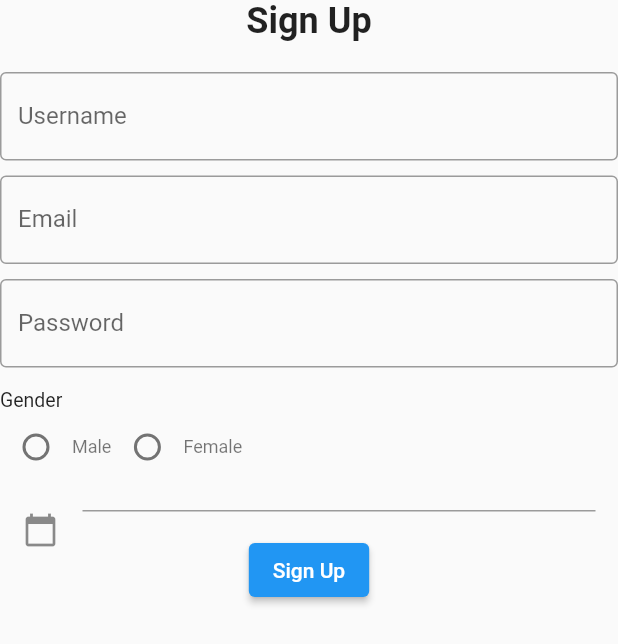
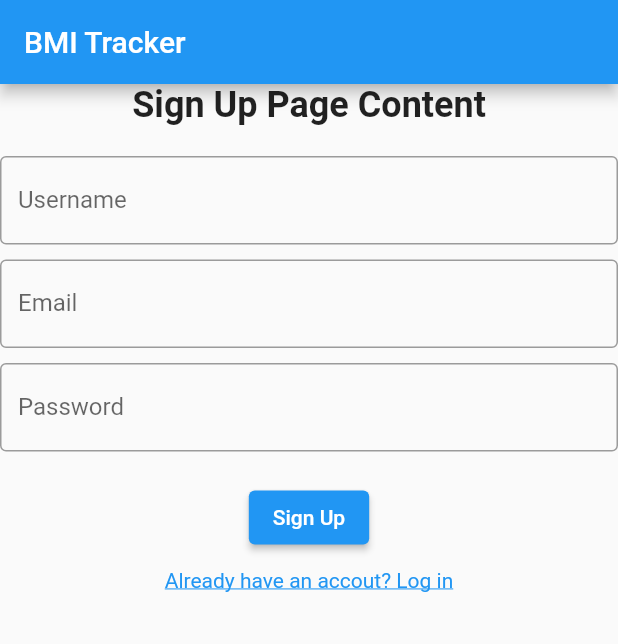
Before and after one commit to SarahCalinagan/cc206-bmi_tracker, a Flutter app: the SignUpPage screen opened directly, on a phone screen of 412 x 824 dp. Shown: the top 644 px of the screen. Run offline on Flutter 3.47's test engine with Material 2 defaults, Android fonts, the phone set to English and light mode, and no system bars.

Commit message:
update codes

```diff
--- a/lib/features/sign_up.dart
+++ b/lib/features/sign_up.dart
@@ -3,22 +3,26 @@ import 'dart:async';
 import 'package:intl/intl.dart';
 
 class SignUpPage extends StatelessWidget {
-  SignUpPage({Key? key}) : super(key: key);
+  const SignUpPage({Key? key}) : super(key: key);
 
-  final TextEditingController usernameController = TextEditingController();
-  final TextEditingController emailController = TextEditingController();
-  final TextEditingController passwordController = TextEditingController();
-  final TextEditingController dateinput = TextEditingController();
-  String? selectedGender; // To store the selected gender
+  // Defining the method to navigate to the login page
+  void _navigateToLoginPage(BuildContext context) {
+    Navigator.push(
+      context,
+      MaterialPageRoute(builder: (context) => LoginPage()),
+    );
+  }
 
   @override
   Widget build(BuildContext context) {
     return Scaffold(
-      body: SingleChildScrollView(
-        child: Column(
+      appBar: AppBar(
+        title: Text('BMI Tracker'),
+      ),
+      body: Column(
         children: [
           Text(
-              'Sign Up',
+            'Sign Up Page Content',
             style: TextStyle(
               fontSize: 24.0,
               fontWeight: FontWeight.bold,
@@ -26,7 +30,6 @@ class SignUpPage extends StatelessWidget {
           ),
           SizedBox(height: 20.0),
           TextFormField(
-              controller: usernameController, // Add the controller
             decoration: InputDecoration(
               labelText: 'Username',
               border: OutlineInputBorder(),
@@ -34,7 +37,6 @@ class SignUpPage extends StatelessWidget {
           ),
           SizedBox(height: 10.0),
           TextFormField(
-              controller: emailController, // Add the controller
             decoration: InputDecoration(
               labelText: 'Email',
               border: OutlineInputBorder(),
@@ -42,75 +44,29 @@ class SignUpPage extends StatelessWidget {
           ),
           SizedBox(height: 10.0),
           TextFormField(
-              controller: passwordController, // Add the controller
             decoration: InputDecoration(
               labelText: 'Password',
               border: OutlineInputBorder(),
             ),
             obscureText: true,
           ),
-            SizedBox(height: 10.0),
-            ListTile(
-              title: Text('Gender'),
-              contentPadding: EdgeInsets.all(0),
-              dense: true,
-              subtitle: Row(
-                children: <Widget>[
-                  Radio<String>(
-                    value: 'Male',
-                    groupValue: selectedGender,
-                    onChanged: (String? value) {
-                      selectedGender = value;
-                    },
+          SizedBox(height: 20.0),
+          ElevatedButton(
+            onPressed: () {},
+            child: Text('Sign Up'),
           ),
-                  Text('Male'),
-                  Radio<String>(
-                    value: 'Female',
-                    groupValue: selectedGender,
-                    onChanged: (String? value) {
-                      selectedGender = value; //Still trying to figure out how to setstate in stateless widget.....
-                    },
-                  ),
-                  Text('Female'),
-                ],
+          SizedBox(height: 10,),
+          GestureDetector(
+            onTap: () => _navigateToLoginPage(context),
+            child: const Text(
+              "Already have an accout? Log in",
+              style: TextStyle(
+                color: Colors.blue,
+                decoration: TextDecoration.underline,
               ),
             ),
-            Container(
-              padding: EdgeInsets.all(15), // Sets all sides 10 units
-              height: 10.0,
-              child: Center(
-                child: TextField(
-                  controller: dateinput,
-                  decoration: InputDecoration(
-                    icon: Icon(Icons.calendar_today),
-                    labelText: "Enter Birthdate",
-                  ),
-                  readOnly: true,
-                  onTap: () async {
-                    DateTime? pickedDate = await showDatePicker(
-                      context: context,
-                      initialDate: DateTime.now(),
-                      firstDate: DateTime(2000),
-                      lastDate: DateTime(2101),
-                    );
-                    if (pickedDate != null) {
-                      String formattedDate = DateFormat('yyyy-MM-dd').format(pickedDate); // Use of intl to format date
-                      dateinput.text = formattedDate;
-                    }
-                  },
-                ),
-              ),
-            ),
-            SizedBox(height: 20.0),
-            ElevatedButton(
-              onPressed: () {
-                // Get the values from the text form fields
-               //ONGOING
-              },
-              child: Text('Sign Up'),
-            ),
+          )
         ],
-        ),
       ),
     );
   }
```
Lines whose indentation alone changed are shown as unchanged.
